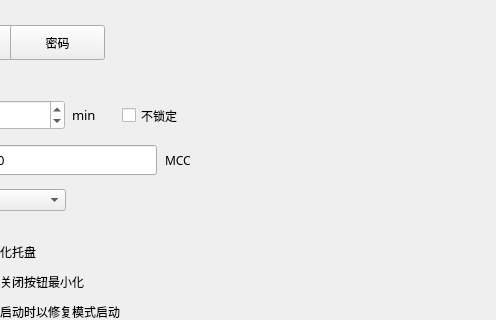
First picture: the form in setdialog.ui, repository realm520/usewallet-qt, before the edit; both pictures show x 464 to 960 and y 107 to 427 of the 960 by 580 pixel window.
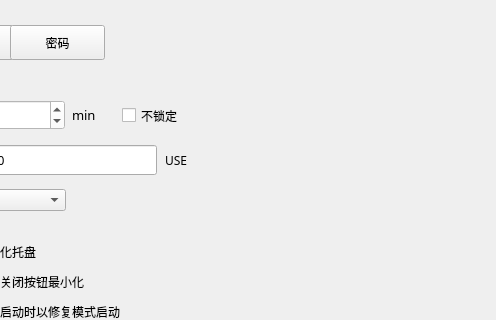
Second picture: the form after the edit.

```diff
--- a/setdialog.ui
+++ b/setdialog.ui
@@ -400,7 +400,7 @@
         <string notr="true"/>
        </property>
        <property name="text">
-        <string>MCC</string>
+        <string>USE</string>
        </property>
       </widget>
       <widget class="QLineEdit" name="feeLineEdit">
```
